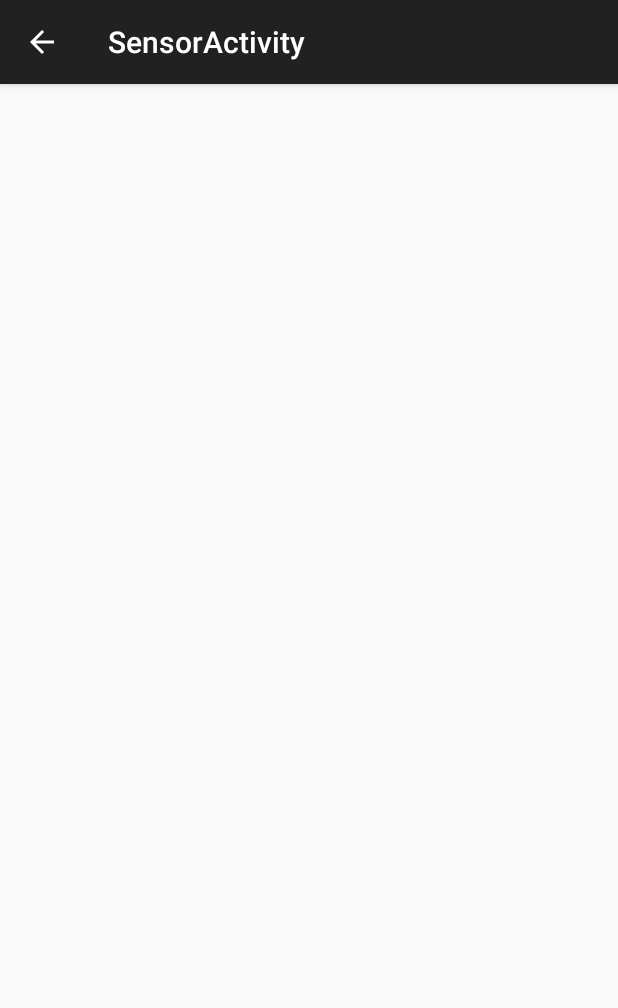
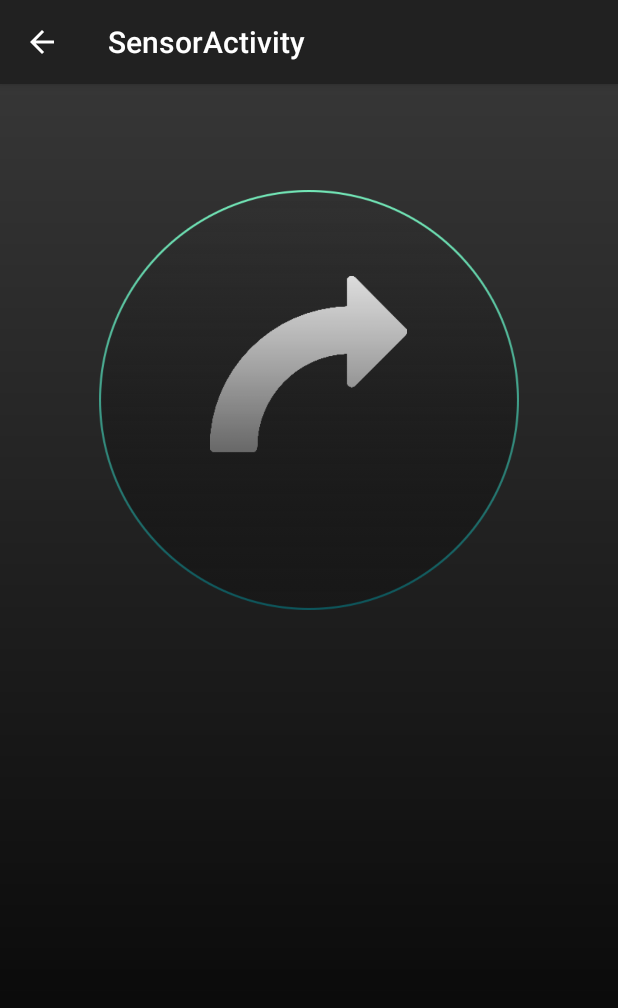
Before and after one commit to TannerTrombley/petulant-parakeet, an Android app: the SensorActivity screen opened directly, with no data from a screen before it, on a phone screen of 412 x 824 dp. Shown: the top 1008 px of the screen. Run offline under Robolectric (Android 15) with nearby library versions, the phone set to English and light mode, and no system bars; 4 statements that could not run were skipped.

Commit message:
finished FUCK

```diff
--- /dev/null
+++ b/android/SmartBike/app/src/main/res/drawable/gradient.xml
@@ -0,0 +1,10 @@
+<shape xmlns:android="http://schemas.android.com/apk/res/android" android:shape="rectangle" >
+    <gradient
+        android:startColor="#000000"
+        android:endColor="#363636"
+        android:angle="90"/>
+    <corners
+        android:radius="0dp"/>
+
+
+</shape>
--- a/android/SmartBike/app/src/main/res/layout/activity_maps.xml
+++ b/android/SmartBike/app/src/main/res/layout/activity_maps.xml
@@ -15,9 +15,10 @@
         android:layout_alignParentStart="true" />
 
     <ImageView
-        android:layout_width="113.5sp"
-        android:layout_height="113.5sp"
+        android:layout_width="80sp"
+        android:layout_height="80sp"
         android:id="@+id/imageView5"
+        android:layout_marginBottom="20sp"
         android:src="@drawable/gobutton"
         android:layout_alignBottom="@+id/map"
         android:layout_centerHorizontal="true" />
--- a/android/SmartBike/app/src/main/res/layout/activity_sensor.xml
+++ b/android/SmartBike/app/src/main/res/layout/activity_sensor.xml
@@ -4,20 +4,17 @@
     android:paddingRight="@dimen/activity_horizontal_margin"
     android:paddingTop="@dimen/activity_vertical_margin"
     android:paddingBottom="@dimen/activity_vertical_margin"
+    android:background="@drawable/gradient"
     tools:context="org.petulant.smartbike.SensorActivity">
 
-    <ImageView
-        android:layout_width="match_parent"
-        android:layout_height="match_parent"
-        android:id="@+id/circle_image"
-        android:layout_centerVertical="true"
-        android:layout_centerHorizontal="true" />
 
     <ImageView
-        android:layout_width="wrap_content"
-        android:layout_height="wrap_content"
+        android:layout_width="131sp"
+        android:layout_height="1315sp"
         android:id="@+id/arrow_image"
-        android:layout_centerVertical="true"
+        android:src="@drawable/turnright"
+        android:scaleType="fitStart"
+        android:layout_marginTop="105sp"
         android:layout_centerHorizontal="true" />
 
     <TextView
@@ -30,4 +27,20 @@
         android:layout_alignParentLeft="true"
         android:layout_alignParentStart="true" />
 
+    <ImageView
+        android:layout_width="wrap_content"
+        android:layout_height="wrap_content"
+        android:layout_centerHorizontal="true"
+        android:layout_marginTop="25sp"
+        android:layout_marginLeft="50sp"
+        android:layout_marginRight="50sp"
+        android:layout_marginBottom="50sp"
+        android:scaleType="fitStart"
+        android:id="@+id/circle_image"
+        android:layout_below="@+id/time"
+        android:layout_toRightOf="@+id/time"
+        android:layout_toEndOf="@+id/time"
+        android:src="@drawable/circlesafe" />
+
+
 </RelativeLayout>
```
Also changed, not shown: android/SmartBike/app/src/main/res/layout/activity_main.xml (+27 -48 lines), android/SmartBike/app/src/main/res/drawable/chooseyourridingexp.png, android/SmartBike/app/src/main/res/drawable/circlecaution.png (added), android/SmartBike/app/src/main/res/drawable/circlesafe.png (added), android/SmartBike/app/src/main/res/drawable/guideme.png (added), android/SmartBike/app/src/main/res/drawable/keepmesafe.png (added), android/SmartBike/app/src/main/res/drawable/turnleft.png (added), android/SmartBike/app/src/main/res/drawable/turnright.png (added), android/SmartBike/app/src/main/res/drawable/turnstraight.png (added).
